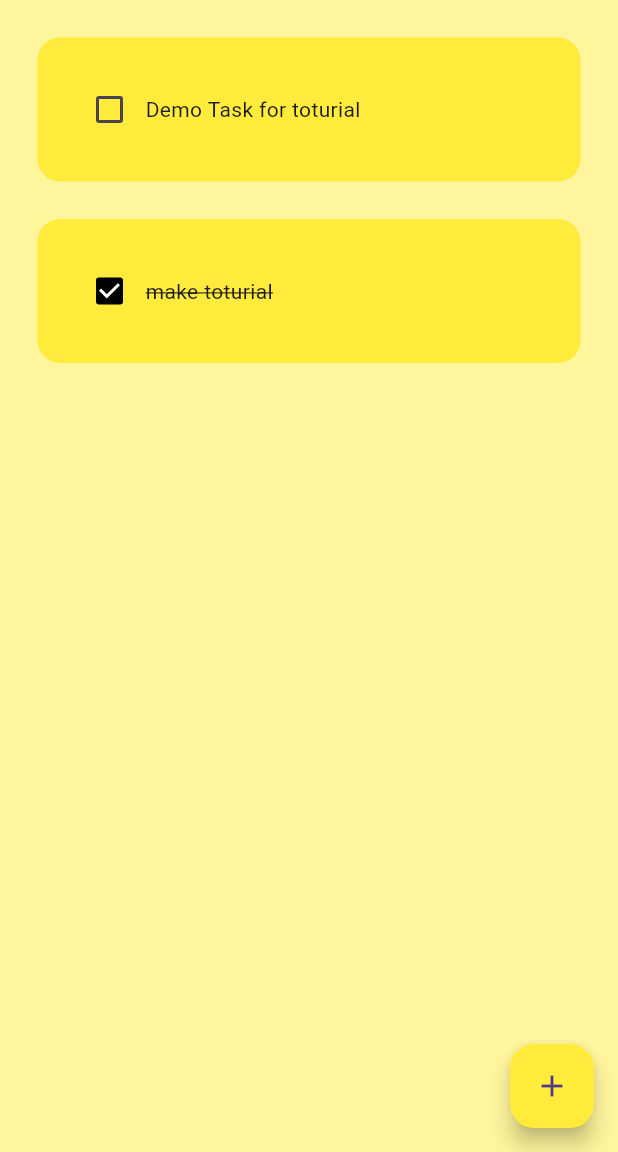
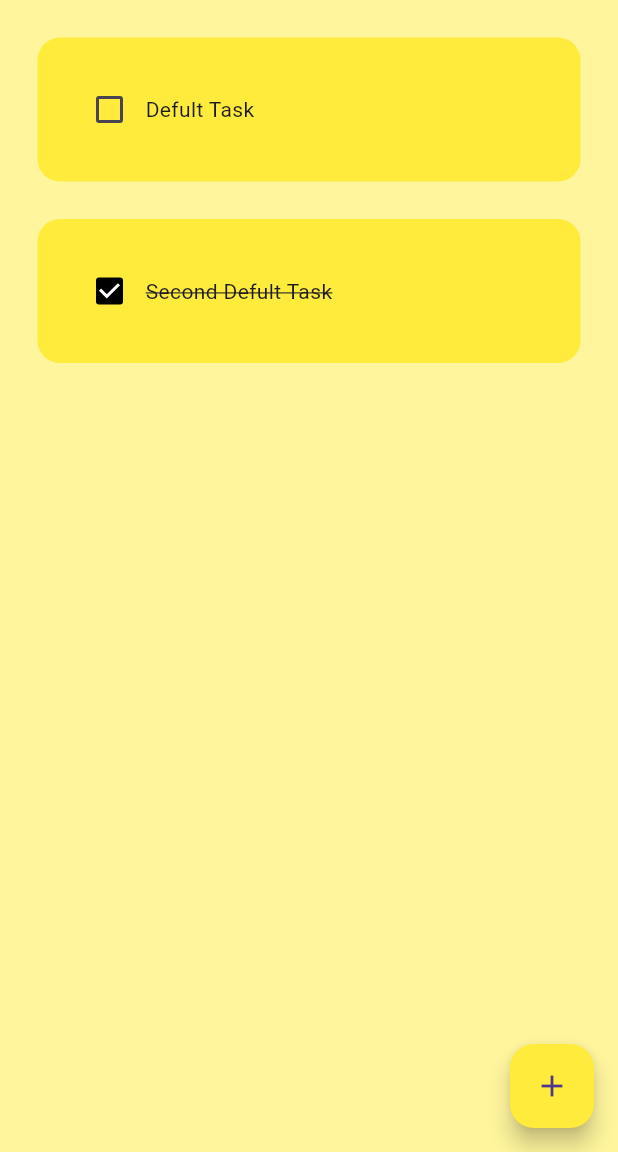
Before and after one commit to almayox/todo_app, a Flutter app: the screen it shows after launch, on a phone screen of 412 x 824 dp, the part 84-1236 px from its top. Run offline on Flutter 3.47's test engine with Material 3 defaults, Android fonts, the phone set to English and light mode, and no system bars; drawn by our look-alikes of flutter_slidable; our stand-ins replace hive_flutter; accounts and stored records are empty.

Commit message:
create data base & delete function. Finished up the app

```diff
--- /dev/null
+++ b/lib/data/dataBase.dart
@@ -0,0 +1,31 @@
+import 'package:hive_flutter/hive_flutter.dart';
+
+class ToDoDataBase {
+
+  List toDoList = [];
+
+// refrance the hive box
+
+final _myBox = Hive.box('myBox');
+
+// run this for first time running this app
+void createInitialData () {
+  toDoList = [
+    ['Defult Task', false],
+    ['Second Defult Task', true],
+  ];
+}
+
+// load the data fro the database
+
+void loadData () {
+  toDoList = _myBox.get('toDoList');
+}
+
+// update the database
+
+void updateData () {
+  _myBox.put('toDoList', toDoList);
+}
+
+}
--- a/lib/pages/home_page.dart
+++ b/lib/pages/home_page.dart
@@ -1,4 +1,6 @@
 import 'package:flutter/material.dart';
+import 'package:hive_flutter/hive_flutter.dart';
+import 'package:todo_app/data/dataBase.dart';
 import 'package:todo_app/util/dialog_box.dart';
 import 'package:todo_app/util/todo_tile.dart';
 
@@ -10,28 +12,44 @@ class HomePage extends StatefulWidget {
 }
 
 class _MyAppState extends State<HomePage> {
-  // to do list tasks
-  List toDoList = [
-    ['Demo Task for toturial', false],
-    ['make toturial', true],
-  ];
+  ToDoDataBase db = ToDoDataBase();
+
+  // refrance the hive box
+  final _myBox = Hive.box('myBox');
+
+  @override
+  void initState() {
+    // TODO: implement initState
+
+    // if this is the first time opting the app create defult data
+    if (_myBox.get('toDoList') == null) {
+      db.createInitialData();
+    } else {
+      // there are already exist data
+      db.loadData();
+    }
+
+    super.initState();
+  }
 
   // text controller
   final _controller = TextEditingController();
 
   void checkBoxChanged(bool? value, int index) {
     setState(() {
-      toDoList[index][1] = !toDoList[index][1];
+      db.toDoList[index][1] = !db.toDoList[index][1];
     });
+    db.updateData();
   }
 
   // save new task
   void saveNewTask() {
     setState(() {
-      toDoList.add([_controller.text, false]);
+      db.toDoList.add([_controller.text, false]);
       _controller.clear();
     });
     Navigator.of(context).pop();
+    db.updateData();
   }
   // create new task methoud
 
@@ -52,8 +70,9 @@ class _MyAppState extends State<HomePage> {
 
   void deleteTask(index) {
     setState(() {
-      toDoList.removeAt(index);
+      db.toDoList.removeAt(index);
     });
+    db.updateData();
   }
 
   @override
@@ -67,14 +86,14 @@ class _MyAppState extends State<HomePage> {
       floatingActionButton: FloatingActionButton(
         backgroundColor: Colors.yellow,
         onPressed: createNewTask,
-        child: Icon(Icons.add),
+        child: const Icon(Icons.add),
       ),
       body: ListView.builder(
-        itemCount: toDoList.length,
+        itemCount: db.toDoList.length,
         itemBuilder: (context, index) {
           return TodoTile(
-            taskName: toDoList[index][0],
-            taskCompleted: toDoList[index][1],
+            taskName: db.toDoList[index][0],
+            taskCompleted: db.toDoList[index][1],
             onChanged: (value) => checkBoxChanged(value, index),
             deleteTask: (p0) => deleteTask(index),
           );
--- a/lib/util/todo_tile.dart
+++ b/lib/util/todo_tile.dart
@@ -23,11 +23,12 @@ class TodoTile extends StatelessWidget {
       padding: const EdgeInsets.only(left: 25, right: 25, top: 25),
       child: Slidable(
         endActionPane: ActionPane(motion:
-        StretchMotion(),
+        const StretchMotion(),
         children: [
           SlidableAction(onPressed: deleteTask,
           icon: Icons.delete,
           backgroundColor: Colors.red,
+          borderRadius: BorderRadius.circular(15),
           ),
         ],),
         child: Container(
--- a/pubspec.yaml
+++ b/pubspec.yaml
@@ -35,7 +35,11 @@ dependencies:
   # The following adds the Cupertino Icons font to your application.
   # Use with the CupertinoIcons class for iOS style icons.
   cupertino_icons: ^1.0.8
-  flutter_slidable: ^1.2.0
+  flutter_slidable: ^3.1.1
+  hive: ^2.2.3
+  hive_flutter: ^1.1.0
+  hive_generator: ^2.0.1
+  build_runner: ^2.4.12
 
 dev_dependencies:
   flutter_test:
```
Also changed, not shown: lib/main.dart (+9 -1 lines), pubspec.lock, 7 other files.
